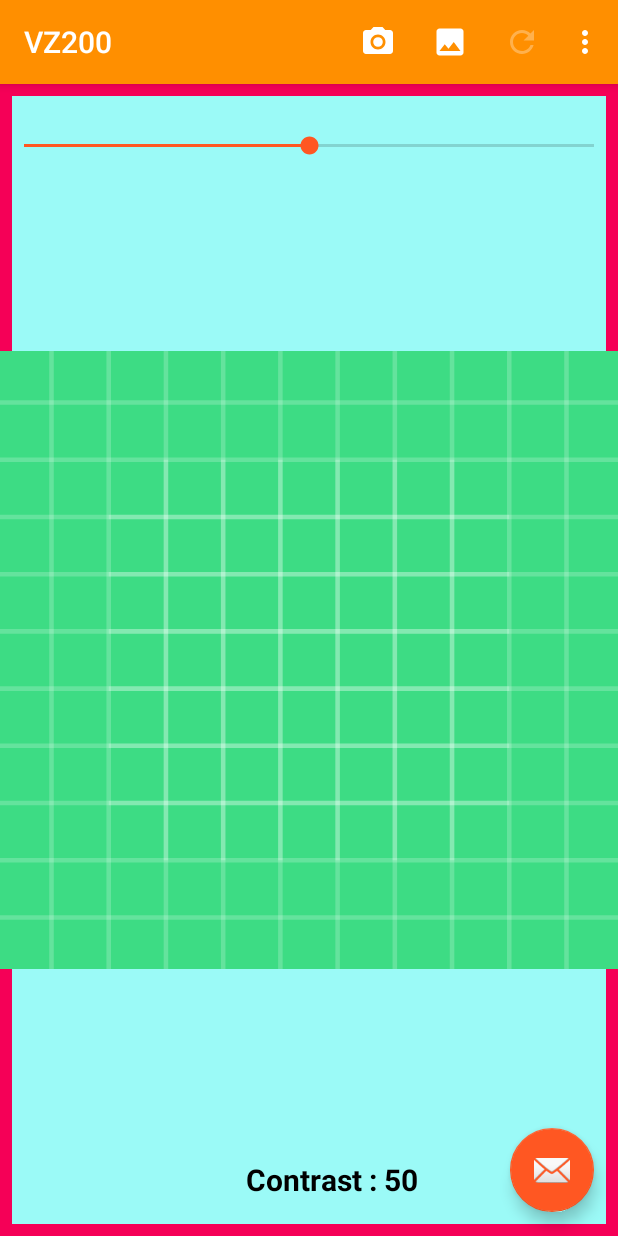
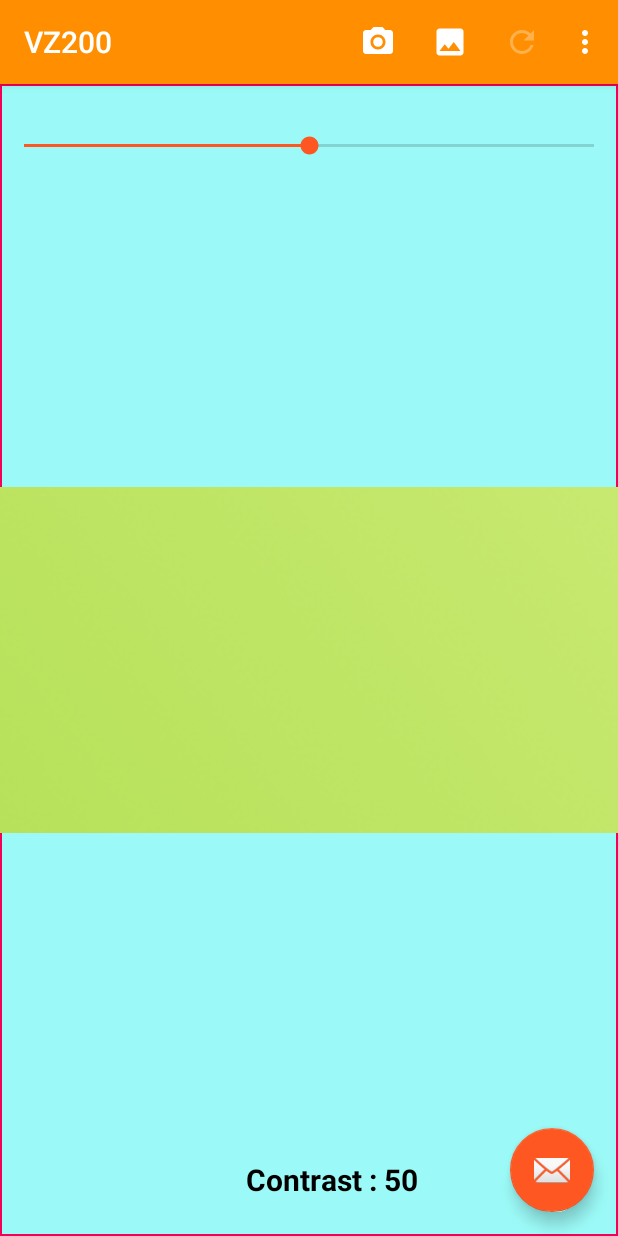
Before and after one commit to AndroidOS/ImageDecoder, an Android app: the screen it shows after launch (MainActivity), on a phone screen of 412 x 824 dp. Run offline under Robolectric (Android 15) with nearby library versions, the light colour scheme and no system bars.

Commit message:
added changes to UI

```diff
--- a/app/src/main/res/layout/fragment_first.xml
+++ b/app/src/main/res/layout/fragment_first.xml
@@ -34,7 +34,7 @@
         app:layout_constraintHorizontal_bias="1.0"
         app:layout_constraintStart_toStartOf="parent"
         app:layout_constraintTop_toTopOf="parent"
-        app:srcCompat="@drawable/ic_launcher_background"
+        app:srcCompat="@drawable/placeholder"
         tools:srcCompat="@drawable/ic_launcher_background" />
 
     <ProgressBar
--- a/app/src/main/res/layout/image_border.xml
+++ b/app/src/main/res/layout/image_border.xml
@@ -4,6 +4,6 @@
     android:layout_height="match_parent">
 
     <stroke
-        android:width="8dp"
+        android:width="1dp"
         android:color="#f50057" />
 </shape>
```
Also changed, not shown: app/src/main/java/com/manuelcarvalho/imagedecoder/view/MainActivity.kt (+0 -8 lines), app/src/main/res/drawable/placeholder.png (added).
